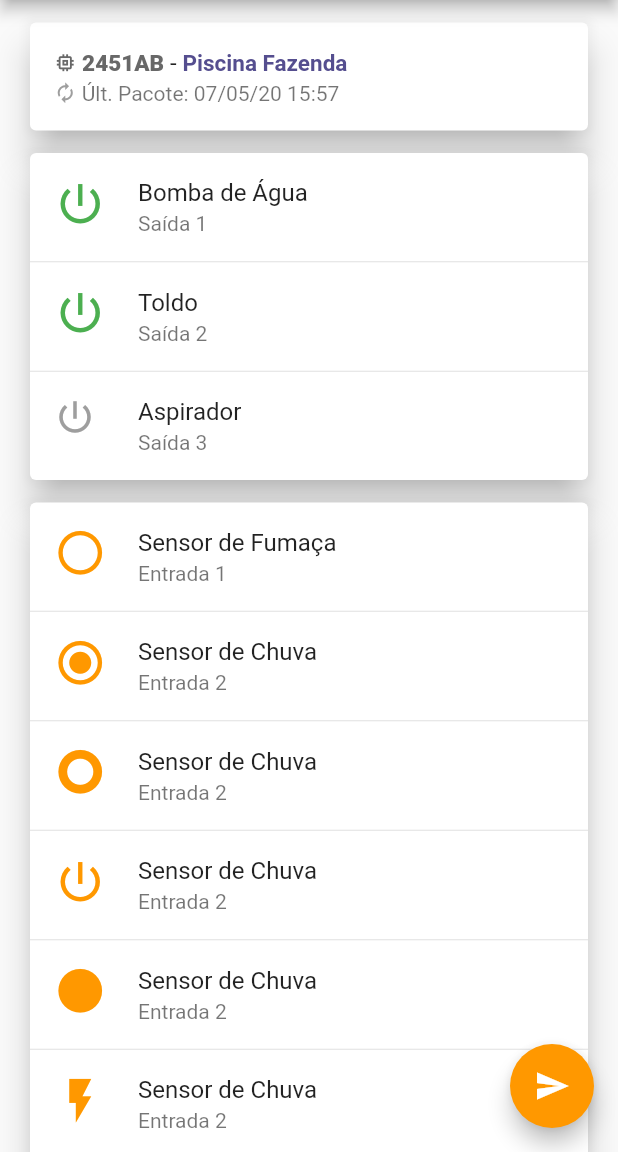
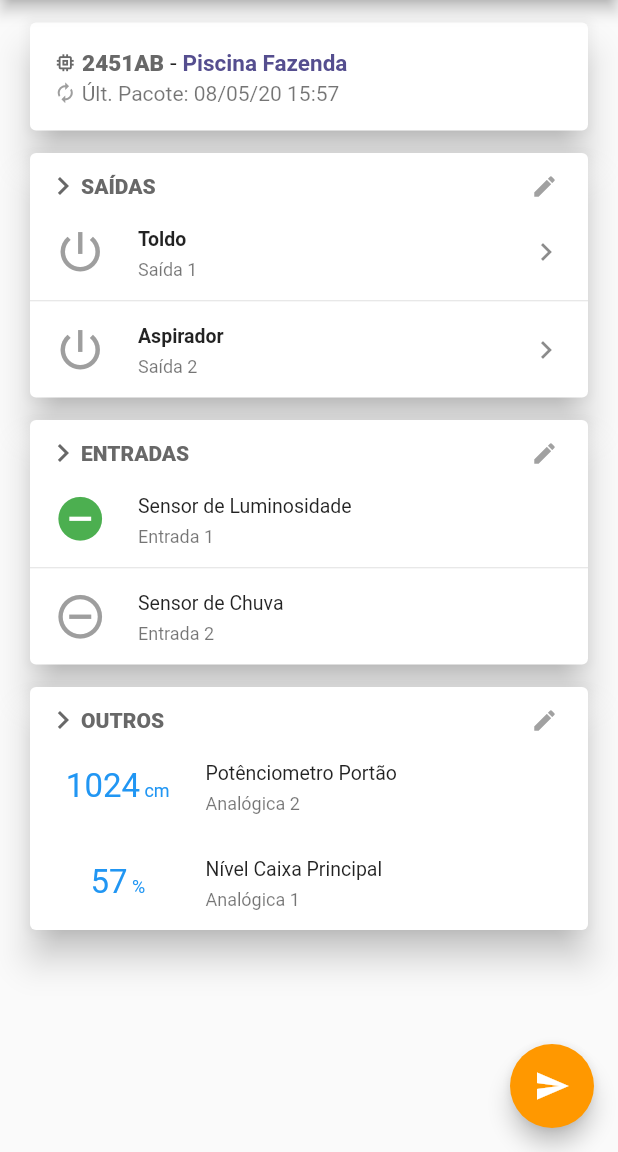
Before and after one commit to marocama/vwwifi_app, a Flutter app: the Transmitter screen opened directly, on a phone screen of 412 x 824 dp, the part 84-1236 px from its top. Run offline on Flutter 3.47's test engine with Material 2 defaults, Android fonts, the phone set to English and light mode, and no system bars.

Commit message:
Alterações 08/05 Pt1

```diff
--- a/lib/main.dart
+++ b/lib/main.dart
@@ -1,12 +1,13 @@
 import 'package:flutter/material.dart';
 import 'package:vwwifi/screens/listTransmitters.dart';
 import 'package:vwwifi/screens/manageTransmitter.dart';
+import 'package:vwwifi/screens/newTransmitter.dart';
 
 void main() => runApp(MaterialApp(
   title: 'WiFi VW',
   theme: ThemeData(
     primarySwatch: Colors.indigo,
   ),
-  home: Transmitter(),
+  home: InsertTransmitter(),
 )
 );
--- a/lib/screens/manageTransmitter.dart
+++ b/lib/screens/manageTransmitter.dart
@@ -8,10 +8,9 @@ class Transmitter extends StatefulWidget {
   _TransmitterState createState() => _TransmitterState();
 }
 
-enum Choice { visualizar, editar, apagar }
-
 class _TransmitterState extends State<Transmitter> {
   int _count = 0;
+  bool _s1 = false, _s2 = false;
 
   Widget build(BuildContext context) {
     return Scaffold(
@@ -55,7 +54,7 @@ class _TransmitterState extends State<Transmitter> {
                     subtitle: Row(
                       children: <Widget>[
                         Icon(Icons.autorenew, size: 15, color: Colors.grey,),
-                        Text(' Últ. Pacote: 07/05/20 15:57'),
+                        Text(' Últ. Pacote: 08/05/20 15:57'),
                       ],
                     ),
                   ),
@@ -69,23 +68,35 @@ class _TransmitterState extends State<Transmitter> {
               child: Column(
                 mainAxisSize: MainAxisSize.min,
                 children: <Widget>[
+                  Padding(
+                    padding: EdgeInsets.fromLTRB(10, 10, 20, 0),
+                    child: Row(
+                      children: <Widget>[
+                        Icon(Icons.chevron_right, color: CustomColors.TextHeaderGrey),
+                        Text('SAÍDAS', style: TextStyle(fontWeight: FontWeight.w800, color: CustomColors.TextHeaderGrey)),
+                        Spacer(),
+                        Icon(Icons.edit, color: CustomColors.TextSubHeaderGrey, size: 18),
+                      ],
+                    ),
+                  ),
                   ListTile(
-                    leading: Icon(Icons.power_settings_new, color: Colors.green, size: 35),
-                    title: Text('Bomba de Água'),
+                    leading: Icon(Icons.power_settings_new, color: _s1 ? Colors.green : Colors.grey, size: 35),
+                    title: Text('Toldo', style: TextStyle(fontWeight: FontWeight.w600)),
                     subtitle: Text('Saída 1'),
+                    trailing: Icon(Icons.keyboard_arrow_right),
+                    dense: true,
+                    onTap: () => setState(() => _s1 = !_s1),
                   ),
                   Divider(height: 1),
                   ListTile(
-                    leading: Icon(Icons.power_settings_new, color: Colors.green, size: 35),
-                    title: Text('Toldo'),
+                    leading: Icon(Icons.power_settings_new, color: _s2 ? Colors.green : Colors.grey, size: 35),
+                    title: Text('Aspirador', style: TextStyle(fontWeight: FontWeight.w600)),
                     subtitle: Text('Saída 2'),
+                    trailing: Icon(Icons.keyboard_arrow_right),
+                    dense: true,
+                    onTap: () => setState(() => _s2 = !_s2),
                   ),
-                  Divider(height: 1),
-                  ListTile(
-                    leading: Icon(Icons.power_settings_new, color: Colors.grey, size: 28),
-                    title: Text('Aspirador'),
-                    subtitle: Text('Saída 3'),
-                  ),
+
                 ],
               ),
             ),
@@ -96,56 +107,34 @@ class _TransmitterState extends State<Transmitter> {
               child: Column(
                 mainAxisSize: MainAxisSize.min,
                 children: <Widget>[
+                  Padding(
+                    padding: EdgeInsets.fromLTRB(10, 10, 20, 0),
+                    child: Row(
+                      children: <Widget>[
+                        Icon(Icons.chevron_right, color: CustomColors.TextHeaderGrey,),
+                        Text('ENTRADAS', style: TextStyle(fontWeight: FontWeight.w800, color: CustomColors.TextHeaderGrey)),
+                        Spacer(),
+                        Icon(Icons.edit, color: CustomColors.TextSubHeaderGrey, size: 18),
+                      ],
+                    ),
+                  ),
                   ListTile(
-                    leading: Icon(Icons.radio_button_unchecked, color: Colors.orange, size: 35),
-                    title: Text('Sensor de Fumaça'),
+                    leading: Icon(Icons.remove_circle, color: Colors.green, size: 35),
+                    title: Text('Sensor de Luminosidade'),
                     subtitle: Text('Entrada 1'),
+                    dense: true,
                   ),
                   Divider(height: 1),
                   ListTile(
-                    leading: Icon(Icons.radio_button_checked, color: Colors.orange, size: 35),
+                    leading: Icon(Icons.remove_circle_outline, color: Colors.grey, size: 35),
                     title: Text('Sensor de Chuva'),
                     subtitle: Text('Entrada 2'),
-                  ),
-                  Divider(height: 1),
-                  ListTile(
-                    leading: Icon(Icons.trip_origin, color: Colors.orange, size: 35),
-                    title: Text('Sensor de Chuva'),
-                    subtitle: Text('Entrada 2'),
-                  ),
-                  Divider(height: 1),
-                  ListTile(
-                    leading: Icon(Icons.power_settings_new, color: Colors.orange, size: 35),
-                    title: Text('Sensor de Chuva'),
-                    subtitle: Text('Entrada 2'),
-                  ),
-                  Divider(height: 1),
-                  ListTile(
-                    leading: Icon(Icons.lens, color: Colors.orange, size: 35),
-                    title: Text('Sensor de Chuva'),
-                    subtitle: Text('Entrada 2'),
-                  ),
-                  Divider(height: 1),
-                  ListTile(
-                    leading: Icon(Icons.flash_on, color: Colors.orange, size: 35),
-                    title: Text('Sensor de Chuva'),
-                    subtitle: Text('Entrada 2'),
-                  ),
-                  Divider(height: 1),
-                  ListTile(
-                    leading: Icon(Icons.flash_off, color: Colors.orange, size: 35),
-                    title: Text('Sensor de Chuva'),
-                    subtitle: Text('Entrada 2'),
-                  ),
-                  Divider(height: 1),
-                  ListTile(
-                    leading: Icon(Icons.power, color: Colors.orange, size: 35),
-                    title: Text('Sensor de Chuva'),
-                    subtitle: Text('Entrada 2'),
+                    dense: true,
                   ),
                 ],
               ),
             ),
+
 
             Card(
               margin: EdgeInsets.fromLTRB(20, 0, 20, 15),
@@ -153,10 +142,54 @@ class _TransmitterState extends State<Transmitter> {
               child: Column(
                 mainAxisSize: MainAxisSize.min,
                 children: <Widget>[
+                  Padding(
+                    padding: EdgeInsets.fromLTRB(10, 10, 20, 0),
+                    child: Row(
+                      children: <Widget>[
+                        Icon(Icons.chevron_right, color: CustomColors.TextHeaderGrey,),
+                        Text('OUTROS', style: TextStyle(fontWeight: FontWeight.w800, color: CustomColors.TextHeaderGrey)),
+                        Spacer(),
+                        Icon(Icons.edit, color: CustomColors.TextSubHeaderGrey, size: 18),
+                      ],
+                    ),
+                  ),
                   ListTile(
-                    leading: Text('57%', style: TextStyle(color: Colors.blue, fontSize: 28)),
-                    title: Text('Nível da Caixa Principal'),
+                    leading: FractionallySizedBox(
+                      widthFactor: 0.25,
+                      child: Center(
+                        child: RichText(
+                          text: TextSpan(
+                            text: '1024',
+                            style: TextStyle(color: Colors.blue, fontSize: 22),
+                            children: <TextSpan>[
+                              TextSpan(text: ' cm', style: TextStyle(color: Colors.blue, fontSize: 12),)
+                            ]
+                          ),
+                        ),
+                      ),
+                    ),
+                    title: Text('Potênciometro Portão'),
+                    subtitle: Text('Analógica 2'),
+                    dense: true,
+                  ),
+                  ListTile(
+                    leading: FractionallySizedBox(
+                      widthFactor: 0.25,
+                      child: Center(
+                        child: RichText(
+                          text: TextSpan(
+                            text: '57',
+                            style: TextStyle(color: Colors.blue, fontSize: 22),
+                            children: <TextSpan>[
+                              TextSpan(text: ' %', style: TextStyle(color: Colors.blue, fontSize: 12),)
+                            ]
+                          ),
+                        ),
+                      ),
+                    ),
+                    title: Text('Nível Caixa Principal'),
                     subtitle: Text('Analógica 1'),
+                    dense: true,
                   ),
                 ],
               ),
```
Also changed, not shown: lib/screens/newTransmitter.dart (added, +82 -0 lines), 1 other file.
